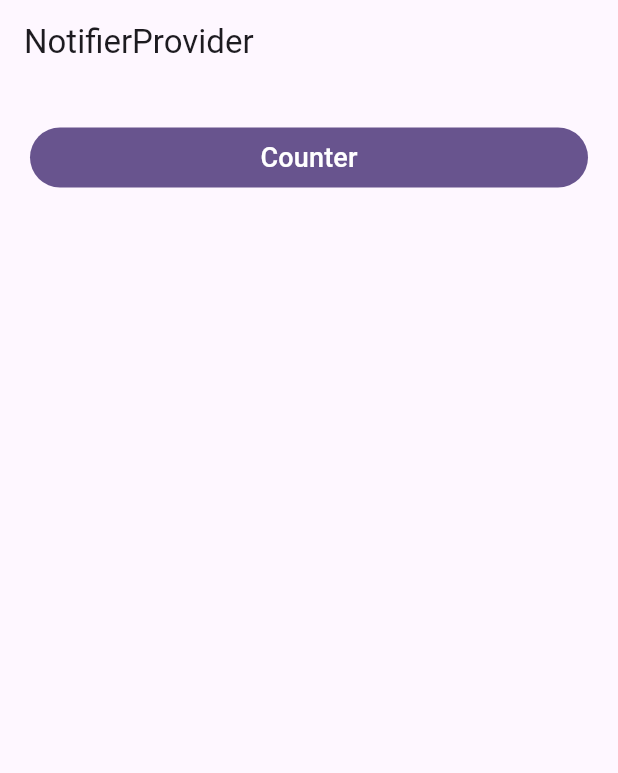
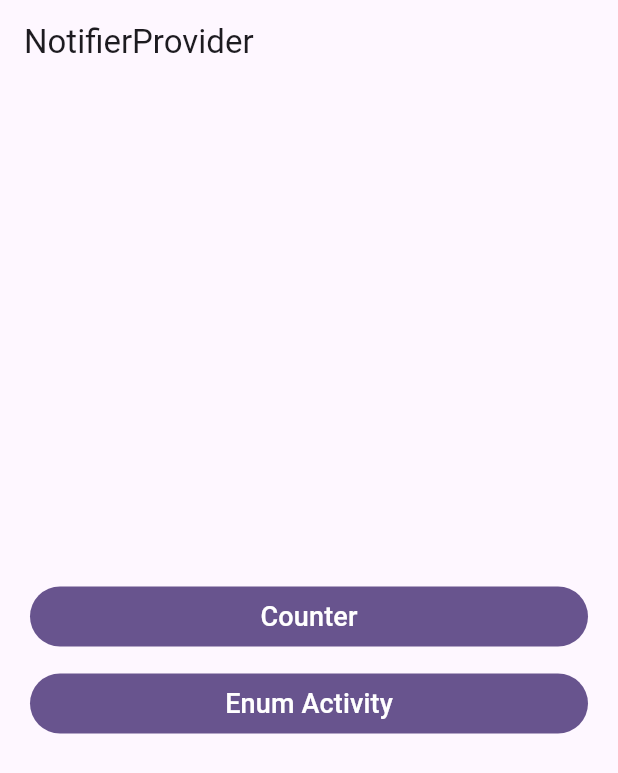
Before and after one commit to Bullets-jyr/notifier_provider, a Flutter app: the screen it shows after launch, on a phone screen of 412 x 824 dp. Shown: the top 773 px of the screen. Run offline on Flutter 3.47's test engine with Material 3 defaults, Android fonts, the light colour scheme and no system bars; our stand-ins replace dio, flutter_riverpod, freezed_annotation, riverpod_annotation; missing offline and left inert: bulleted_list; generated files the repository leaves out were written again.

Commit message:
41. NotifierProvider - EnumActivity, listen, invalidate, provider rebuild

```diff
--- a/lib/main.dart
+++ b/lib/main.dart
@@ -2,6 +2,7 @@ import 'package:flutter/material.dart';
 import 'package:flutter_riverpod/flutter_riverpod.dart';
 
 import 'pages/counter/counter_page.dart';
+import 'pages/enum_activity/enum_activity_page.dart';
 import 'widgets/custom_button.dart';
 
 void main() {
@@ -38,7 +39,8 @@ class MyHomePage extends StatelessWidget {
       appBar: AppBar(
         title: const Text('NotifierProvider'),
       ),
-      body: ListView(
+      body: Center(
+        child: ListView(
           padding: const EdgeInsets.all(20),
           shrinkWrap: true,
           children: const [
@@ -46,7 +48,12 @@ class MyHomePage extends StatelessWidget {
               title: 'Counter',
               child: CounterPage(),
             ),
+            CustomButton(
+              title: 'Enum Activity',
+              child: EnumActivityPage(),
+            ),
           ],
+        ),
       ),
     );
   }
```
Also changed, not shown: lib/pages/enum_activity/enum_activity_page.dart (+49 -4 lines), lib/pages/enum_activity/enum_activity_provider.dart (+21 -0 lines), lib/pages/enum_activity/enum_activity_provider.g.dart, 2 other files. Lines whose indentation alone changed are shown as unchanged.
